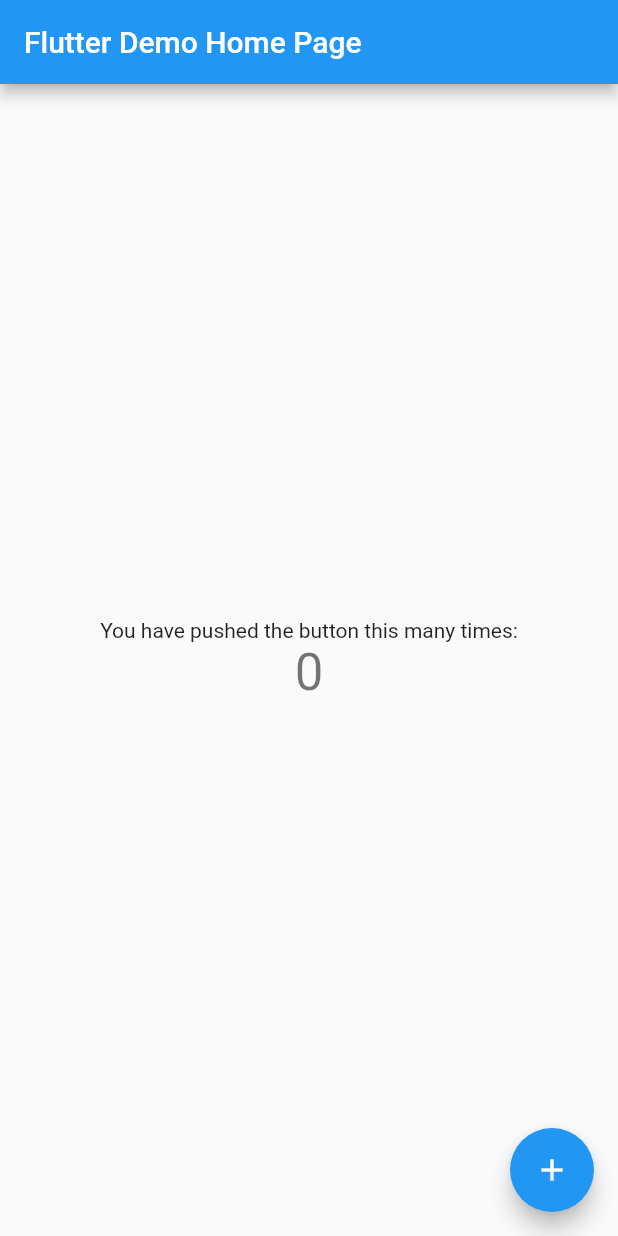
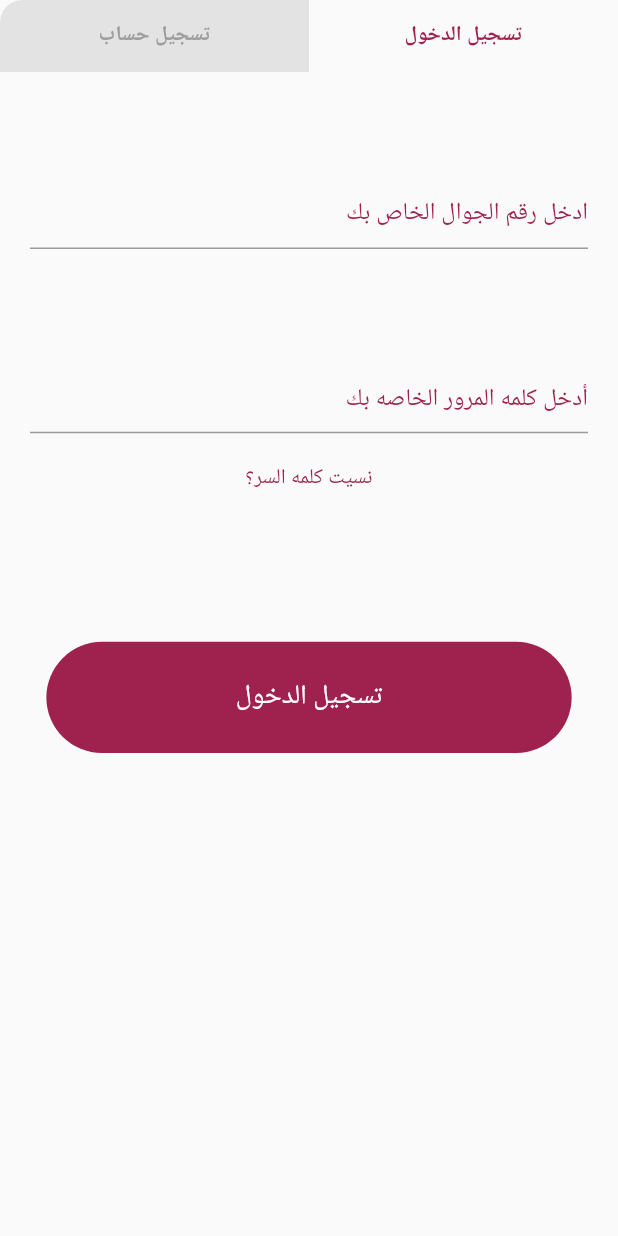
Before and after one commit to ola77/authentication_models_screen, a Flutter app: the screen it shows after launch, on a phone screen of 412 x 824 dp. Run offline on Flutter 3.47's test engine with Material 2 defaults, Android fonts, the phone set to English and light mode, and no system bars; Roboto replaces fonts that are missing (Cairo, cairo).

Commit message:
///authentication

```diff
--- a/lib/main.dart
+++ b/lib/main.dart
@@ -1,4 +1,6 @@
 import 'package:flutter/material.dart';
+
+import 'file:///C:/Users/PC/AndroidStudioProjects/authentication_models_screen/lib/screens/authentication.dart';
 
 void main() {
   runApp(MyApp());
@@ -11,107 +13,10 @@ class MyApp extends StatelessWidget {
     return MaterialApp(
       title: 'Flutter Demo',
       theme: ThemeData(
-        // This is the theme of your application.
-        //
-        // Try running your application with "flutter run". You'll see the
-        // application has a blue toolbar. Then, without quitting the app, try
-        // changing the primarySwatch below to Colors.green and then invoke
-        // "hot reload" (press "r" in the console where you ran "flutter run",
-        // or simply save your changes to "hot reload" in a Flutter IDE).
-        // Notice that the counter didn't reset back to zero; the application
-        // is not restarted.
         primarySwatch: Colors.blue,
-        // This makes the visual density adapt to the platform that you run
-        // the app on. For desktop platforms, the controls will be smaller and
-        // closer together (more dense) than on mobile platforms.
         visualDensity: VisualDensity.adaptivePlatformDensity,
       ),
-      home: MyHomePage(title: 'Flutter Demo Home Page'),
+      home: Authentication(),
     );
   }
 }
-
-class MyHomePage extends StatefulWidget {
-  MyHomePage({Key key, this.title}) : super(key: key);
-
-  // This widget is the home page of your application. It is stateful, meaning
-  // that it has a State object (defined below) that contains fields that affect
-  // how it looks.
-
-  // This class is the configuration for the state. It holds the values (in this
-  // case the title) provided by the parent (in this case the App widget) and
-  // used by the build method of the State. Fields in a Widget subclass are
-  // always marked "final".
-
-  final String title;
-
-  @override
-  _MyHomePageState createState() => _MyHomePageState();
-}
-
-class _MyHomePageState extends State<MyHomePage> {
-  int _counter = 0;
-
-  void _incrementCounter() {
-    setState(() {
-      // This call to setState tells the Flutter framework that something has
-      // changed in this State, which causes it to rerun the build method below
-      // so that the display can reflect the updated values. If we changed
-      // _counter without calling setState(), then the build method would not be
-      // called again, and so nothing would appear to happen.
-      _counter++;
-    });
-  }
-
-  @override
-  Widget build(BuildContext context) {
-    // This method is rerun every time setState is called, for instance as done
-    // by the _incrementCounter method above.
-    //
-    // The Flutter framework has been optimized to make rerunning build methods
-    // fast, so that you can just rebuild anything that needs updating rather
-    // than having to individually change instances of widgets.
-    return Scaffold(
-      appBar: AppBar(
-        // Here we take the value from the MyHomePage object that was created by
-        // the App.build method, and use it to set our appbar title.
-        title: Text(widget.title),
-      ),
-      body: Center(
-        // Center is a layout widget. It takes a single child and positions it
-        // in the middle of the parent.
-        child: Column(
-          // Column is also a layout widget. It takes a list of children and
-          // arranges them vertically. By default, it sizes itself to fit its
-          // children horizontally, and tries to be as tall as its parent.
-          //
-          // Invoke "debug painting" (press "p" in the console, choose the
-          // "Toggle Debug Paint" action from the Flutter Inspector in Android
-          // Studio, or the "Toggle Debug Paint" command in Visual Studio Code)
-          // to see the wireframe for each widget.
-          //
-          // Column has various properties to control how it sizes itself and
-          // how it positions its children. Here we use mainAxisAlignment to
-          // center the children vertically; the main axis here is the vertical
-          // axis because Columns are vertical (the cross axis would be
-          // horizontal).
-          mainAxisAlignment: MainAxisAlignment.center,
-          children: <Widget>[
-            Text(
-              'You have pushed the button this many times:',
-            ),
-            Text(
-              '$_counter',
-              style: Theme.of(context).textTheme.headline4,
-            ),
-          ],
-        ),
-      ),
-      floatingActionButton: FloatingActionButton(
-        onPressed: _incrementCounter,
-        tooltip: 'Increment',
-        child: Icon(Icons.add),
-      ), // This trailing comma makes auto-formatting nicer for build methods.
-    );
-  }
-}
--- /dev/null
+++ b/lib/screens/authentication.dart
@@ -0,0 +1,90 @@
+import 'package:authentication_models_screen/widgets/login_button.dart';
+import 'package:authentication_models_screen/widgets/standard_formfield.dart';
+import 'package:flutter/cupertino.dart';
+import 'package:flutter/material.dart';
+
+class Authentication extends StatelessWidget {
+  @override
+  Widget build(BuildContext context) {
+    return Scaffold(
+      body: buildContent(context),
+    );
+  }
+
+  Widget buildContent(BuildContext context) {
+    return Center(
+      child: DefaultTabController(
+        length: 2,
+        child: Column(
+          mainAxisAlignment: MainAxisAlignment.start,
+          crossAxisAlignment: CrossAxisAlignment.start,
+          children: <Widget>[
+            Container(
+              alignment: Alignment.topLeft,
+              padding: EdgeInsets.only(top: MediaQuery.of(context).padding.top),
+              //constraints: BoxConstraints(maxHeight: 150.0),
+              child: TabBar(
+                  unselectedLabelColor: Color(0xff9E224D),
+                  indicator: BoxDecoration(
+                    borderRadius:
+                        BorderRadius.only(topLeft: Radius.circular(15)),
+                    color: Color(
+                      (0xFFE3E3E3),
+                    ),
+                  ),
+                  labelStyle: TextStyle(color: Colors.grey),
+                  unselectedLabelStyle: TextStyle(
+                      fontWeight: FontWeight.bold, color: Color(0xff9E224D)),
+                  tabs: [
+                    Tab(
+                        child: Text(
+                      "تسجيل حساب",
+                      style: TextStyle(
+                        fontWeight: FontWeight.bold,
+                        fontFamily: 'Cairo',
+                        // color: Color(0xff9E224D),
+                      ),
+                    )),
+                    Tab(
+                        child: Text(
+                      "تسجيل الدخول",
+                      style: TextStyle(
+                          //   color: Color(0xff9E224D),
+                          ),
+                    )),
+                  ]),
+            ),
+            Center(
+              child: Column(
+                textDirection: TextDirection.rtl,
+                // mainAxisAlignment: MainAxisAlignment.center,
+                crossAxisAlignment: CrossAxisAlignment.center,
+                mainAxisSize: MainAxisSize.min,
+                children: [
+                  SizedBox(
+                    height: 20,
+                  ),
+                  StandardFormField(
+                    hintText: 'ادخل رقم الجوال الخاص بك',
+                  ),
+                  StandardFormField(
+                    hintText: 'أدخل كلمه المرور الخاصه بك',
+                    suffixIcon: Icon(
+                      Icons.remove_red_eye,
+                      color: Colors.black,
+                    ),
+                  ),
+                  Text(
+                    'نسيت كلمه السر؟',
+                    style: TextStyle(color: Color(0xff9E224D)),
+                  ),
+                  LoginButton(),
+                ],
+              ),
+            ),
+          ],
+        ),
+      ),
+    );
+  }
+}
--- /dev/null
+++ b/lib/widgets/login_button.dart
@@ -0,0 +1,30 @@
+import 'package:flutter/material.dart';
+
+class LoginButton extends StatelessWidget {
+  @override
+  Widget build(BuildContext context) {
+    return InkWell(
+      onTap: () {},
+      child: Container(
+        margin: EdgeInsets.only(top: 100),
+        width: MediaQuery.of(context).size.width * .85,
+        height: MediaQuery.of(context).size.height * .09,
+        decoration: BoxDecoration(
+          borderRadius: BorderRadius.circular(256.0),
+          color: Color(0xff9E224D),
+        ),
+        child: Center(
+          child: Text(
+            'تسجيل الدخول',
+            style: TextStyle(
+              fontSize: 18.0,
+              color: Colors.white,
+              fontFamily: 'cairo',
+            ),
+            textAlign: TextAlign.center,
+          ),
+        ),
+      ),
+    );
+  }
+}
--- /dev/null
+++ b/lib/widgets/standard_formfield.dart
@@ -0,0 +1,42 @@
+import 'package:flutter/material.dart';
+
+class StandardFormField extends StatelessWidget {
+  final String hintText;
+  final EdgeInsetsGeometry padding;
+  final Icon suffixIcon;
+
+  StandardFormField({
+    this.hintText,
+    this.padding,
+    this.suffixIcon,
+  });
+
+  @override
+  Widget build(BuildContext context) {
+    return Column(
+      mainAxisAlignment: MainAxisAlignment.start,
+      crossAxisAlignment: CrossAxisAlignment.center,
+      children: <Widget>[
+        Directionality(
+          textDirection: TextDirection.rtl,
+          child: Padding(
+            padding: EdgeInsets.only(left: 20, top: 50, right: 20),
+            child: TextFormField(
+              textDirection: TextDirection.rtl,
+              decoration: InputDecoration(
+                  focusedBorder: UnderlineInputBorder(
+                      borderSide: BorderSide(width: 3, color: Colors.black)),
+                  hintText: hintText,
+                  suffix: suffixIcon,
+                  hintStyle: TextStyle(
+                      fontSize: 16.0,
+                      color: Color(0xff9E224D),
+                      fontFamily: 'cairo')),
+            ),
+          ),
+        ),
+        Padding(padding: EdgeInsets.only(bottom: 20)),
+      ],
+    );
+  }
+}
```
